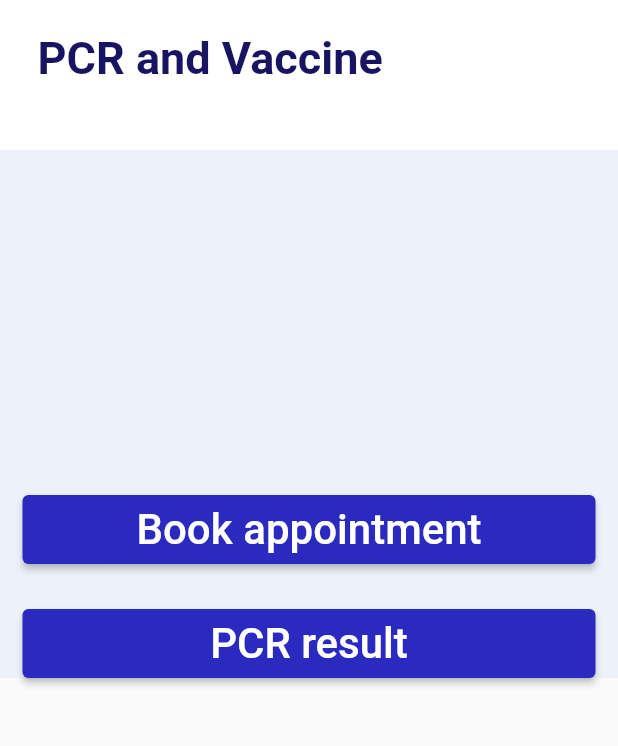
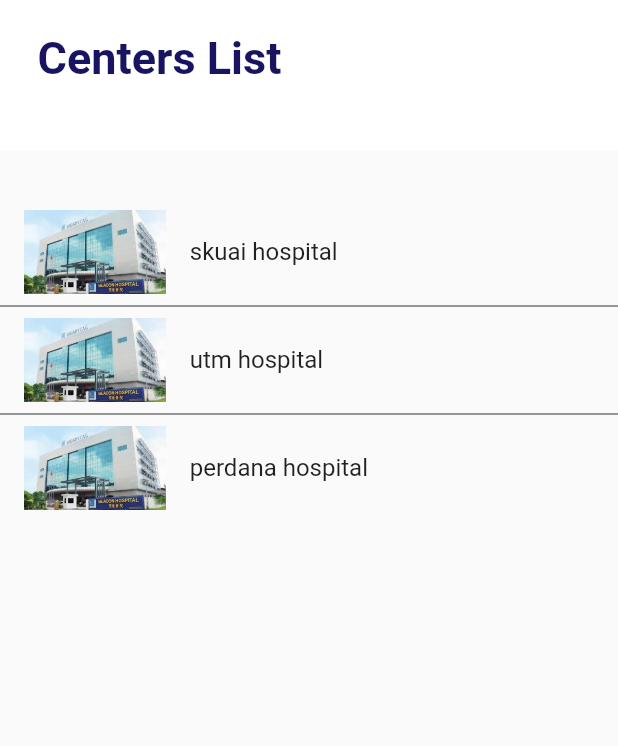
Before and after one commit to alpha-team-org/Vaccine8, a Flutter app: the VaccineBoardScreen screen opened by its route, after a tap on "Book appointment", on a phone screen of 412 x 824 dp, the part 75-821 px from its top. Run offline on Flutter 3.47's test engine with Material 2 defaults, Android fonts, the phone set to English and light mode, and no system bars; our stand-ins replace carousel_slider.

Commit message:
final version with mock data working well

```diff
--- a/vaccine8/lib/app/dependcies.dart
+++ b/vaccine8/lib/app/dependcies.dart
@@ -1,3 +1,6 @@
 export '../screens/Applicant/Dashboard/dash_board.dart';
 export '../screens/Applicant/vaccine_pcr/vaccine_pcr.dart';
 export '../screens//Applicant/vaccine_pcr/vaccine/vaccine_board/vaccine_dashboard.dart';
+export '../screens//Applicant/vaccine_pcr/vaccine/pick_appontment/pick_ppointment.dart';
+export '../screens/Applicant/vaccine_pcr/vaccine/successful_picked/successful_picked.dart';
+export '../screens/Applicant/vaccine_pcr/vaccine/pcr_centers/pcr_centers.dart';
--- a/vaccine8/lib/app/router.dart
+++ b/vaccine8/lib/app/router.dart
@@ -1,24 +1,23 @@
-
 import 'package:flutter/material.dart';
 
 import 'package:flutter/cupertino.dart';
+import 'package:vaccine8/models/Appointment.dart';
 import 'dependcies.dart';
-Route<dynamic> createRoute(RouteSettings settings){
 
-switch(settings.name){
-
-case '/dash_board':
-  return MaterialPageRoute(builder: (context)=>AppllicantDasboardScreen());
-  case '/&pcrvac':
-  return MaterialPageRoute(builder: (context)=>VaccineAndPcrScreen());
-  case '/vacboard':
-    return MaterialPageRoute(builder: (context)=>VaccineBoardScreen());
-
-
-
+Route<dynamic> createRoute(RouteSettings settings) {
+  switch (settings.name) {
+    case '/dash_board':
+      return MaterialPageRoute(
+          builder: (context) => AppllicantDasboardScreen());
+    case '/&pcrvac':
+      return MaterialPageRoute(builder: (context) => VaccineAndPcrScreen());
+    case '/vacboard':
+      return MaterialPageRoute(builder: (context) => VaccineBoardScreen());
+    case '/vacapp':
+      return MaterialPageRoute(builder: (context) => PickAppointmentScreen(settings.arguments));
+    case '/succPicked':
+      return MaterialPageRoute(builder: (context) => SuccessfullPickedScreen());
+    case '/centers':
+      return MaterialPageRoute(builder: (context) => CentersScreen());
+  }
 }
-
-
-
-
-}
--- /dev/null
+++ b/vaccine8/lib/models/Appointment.dart
@@ -0,0 +1,8 @@
+class Appointment {
+List<int> time;
+  DateTime date;
+  Appointment(this.date,this.time);
+  Appointment.copy(Appointment from) :this(
+    from.date,[...from.time]
+  );
+}
--- /dev/null
+++ b/vaccine8/lib/models/Centers.dart
@@ -0,0 +1,14 @@
+import 'package:vaccine8/models/Appointment.dart';
+
+class Centers{
+String name ;
+String address;
+List<Appointment> appointments;
+String imgRout;
+Centers(this.name , this.address , this.appointments,this.imgRout);
+
+Centers.copy(Centers from) :this(
+  from.name , from.address , [...from.appointments.map((e) => Appointment.copy(e))]
+,from.imgRout
+);
+}
--- a/vaccine8/lib/models/mock_data.dart
+++ b/vaccine8/lib/models/mock_data.dart
@@ -0,0 +1,32 @@
+import 'package:vaccine8/models/Appointment.dart';
+import 'package:vaccine8/models/Patient.dart';
+
+import 'Centers.dart';
+
+final patientList = <Patient>[Patient("abdalla", "assets/user.jpg","skudai")];
+final centerList = <Centers>[
+Centers("skuai hospital", "skudai", [
+  Appointment(DateTime.now().add(Duration(days:1)),[8,9,20]),
+  Appointment(DateTime.now().add(Duration(days:2)),[8,9,20]),
+  Appointment(DateTime.now().add(Duration(days:3)),[8,9,20]),
+
+],'assets/hospital.jpg'),
+Centers("utm hospital", "utm", [
+  Appointment(DateTime.now().add(Duration(days:1)),[8,9,20]),
+  Appointment(DateTime.now().add(Duration(days:2)),[8,9,20]),
+  Appointment(DateTime.now().add(Duration(days:3)),[8,9,20]),
+
+],'assets/hospital.jpg'),
+Centers("perdana hospital", "perdana", [
+  Appointment(DateTime.now().add(Duration(days:1)),[8,9,20]),
+  Appointment(DateTime.now().add(Duration(days:2)),[8,9,20]),
+  Appointment(DateTime.now().add(Duration(days:3)),[8,9,20]),
+
+],'assets/hospital.jpg'),
+
+
+
+
+
+
+];
--- /dev/null
+++ b/vaccine8/lib/screens/Applicant/vaccine_pcr/vaccine/pcr_centers/pcr_centers.dart
@@ -0,0 +1,14 @@
+import 'package:flutter/material.dart';
+import 'package:vaccine8/components/bar.dart';
+import 'package:vaccine8/models/mock_data.dart';
+import 'package:vaccine8/screens/Applicant/vaccine_pcr/vaccine/pcr_centers/pcr_centers_body.dart';
+
+class CentersScreen extends StatelessWidget {
+  @override
+  Widget build(BuildContext context) {
+    return Scaffold(
+      appBar: Bar(Colors.white),
+      body :Body(centerList)
+    );
+  }
+}
--- /dev/null
+++ b/vaccine8/lib/screens/Applicant/vaccine_pcr/vaccine/pcr_centers/pcr_centers_body.dart
@@ -0,0 +1,62 @@
+import 'package:flutter/material.dart';
+import 'package:vaccine8/models/Centers.dart';
+import 'package:vaccine8/models/mock_data.dart';
+
+class Body extends StatelessWidget {
+   List<Centers>centers;
+    Body(this.centers) ;
+  @override
+  Widget build(BuildContext context) {
+    return Column(
+
+      children: [
+        ClipRect(
+            child: Container(
+          child: Padding(
+            padding: const EdgeInsets.only(top: 21.0, left: 25),
+            child: Text('Centers List',
+                style: TextStyle(
+                    fontSize: 30,
+                    fontWeight: FontWeight.bold,
+                    color: Color.fromRGBO(24, 20, 97, 1))),
+          ),
+          height: 100,
+          width: double.infinity,
+          decoration: BoxDecoration(
+            boxShadow: [
+              BoxShadow(
+                color: Colors.grey.withOpacity(.8),
+                spreadRadius: 5,
+                blurRadius: 1,
+                // offset: Offset(4, 4),
+              )
+            ],
+            color: Colors.white,
+          ),
+        )),
+        Expanded(
+          child: SizedBox(
+            child: Container(
+              padding: EdgeInsets.only(top:40),
+              child: ListView.separated(
+                itemCount: centers.length,
+                itemBuilder: (context, index) {
+                  return ListTile(
+                    title: Text(centers[index].name),
+                    leading: Image.asset(centers[index].imgRout),
+                    onTap: () {
+                      Navigator.pushNamed(context, '/vacapp',arguments: centers[index]);
+                    },
+                  );
+                },
+                separatorBuilder: (context, index) => Divider(
+                color:Colors.black.withOpacity(.8)
+                ),
+              ),
+            ),
+          ),
+        )
+      ],
+    );
+  }
+}
--- /dev/null
+++ b/vaccine8/lib/screens/Applicant/vaccine_pcr/vaccine/pick_appontment/pick_ppointment.dart
@@ -0,0 +1,18 @@
+import 'package:flutter/material.dart';
+import 'package:vaccine8/app/colors.dart';
+import 'package:vaccine8/components/bar.dart';
+import 'package:vaccine8/models/Appointment.dart';
+import 'package:vaccine8/models/Centers.dart';
+import 'package:vaccine8/screens/Applicant/vaccine_pcr/vaccine/pick_appontment/pick_appointment_body.dart';
+
+class PickAppointmentScreen extends StatelessWidget {
+ Centers centers;
+ PickAppointmentScreen(this.centers);
+  @override
+  Widget build(BuildContext context) {
+    return Scaffold(
+      appBar: Bar(bacColor),
+      body :Body(centers)
+    );
+  }
+}
--- a/vaccine8/lib/screens/Applicant/vaccine_pcr/vaccine/vaccine_board/vaccine_dash_body.dart
+++ b/vaccine8/lib/screens/Applicant/vaccine_pcr/vaccine/vaccine_board/vaccine_dash_body.dart
@@ -2,27 +2,28 @@ import 'package:flutter/material.dart';
 import 'package:vaccine8/app/colors.dart';
 
 class Body extends StatelessWidget {
-  String str1 , str2;
-  Body(this.str1,this.str2);
+  String str1, str2;
+  Body(this.str1, this.str2);
 
   @override
   Widget build(BuildContext context) {
     return Column(
-
       children: [
         _cliprect(),
-      // Center(
-         Container(
-           decoration: BoxDecoration(color:bacColor),
-           padding: EdgeInsets.only(top:200),
-           child: Column(
+        // Center(
+        Container(
+          decoration: BoxDecoration(color: bacColor),
+          padding: EdgeInsets.only(top: 200),
+          child: Column(
             children: <Widget>[
               Container(
                 width: double.infinity,
                 height: 46,
-                margin: EdgeInsets.symmetric(horizontal: 15,vertical: 30),
+                margin: EdgeInsets.symmetric(horizontal: 15, vertical: 30),
                 child: ElevatedButton(
-                  onPressed: () {},
+                  onPressed: () {
+                    Navigator.pushNamed(context, '/centers');
+                  },
                   child: Text(
                     str1,
                     style: TextStyle(fontSize: 28),
@@ -38,11 +39,7 @@ class Body extends StatelessWidget {
                 height: 46,
                 margin: EdgeInsets.symmetric(horizontal: 15),
                 child: ElevatedButton(
-
-                  onPressed: () {
-
-
-                  },
+                  onPressed: () {},
                   child: Text(
                     str2,
                     style: TextStyle(fontSize: 28),
@@ -54,18 +51,13 @@ class Body extends StatelessWidget {
                 ),
               ),
             ],
+          ),
         ),
-         ),
-      // ),
+        // ),
       ],
     );
   }
 }
-
-
-
-
-
 
 class _cliprect extends StatelessWidget {
   const _cliprect({
@@ -78,7 +70,7 @@ class _cliprect extends StatelessWidget {
         child: Container(
       child: Padding(
         padding: const EdgeInsets.only(top: 21.0, left: 25),
-        child: Text('PCR and Vaccine',
+        child: Text('Vaccine',
             style: TextStyle(
                 fontSize: 30,
                 fontWeight: FontWeight.bold,
--- a/vaccine8/pubspec.yaml
+++ b/vaccine8/pubspec.yaml
@@ -23,8 +23,8 @@ environment:
 dependencies:
   flutter:
     sdk: flutter
-
-
+  carousel_slider: ^3.0.0
+  intl: ^0.16.0
   # The following adds the Cupertino Icons font to your application.
   # Use with the CupertinoIcons class for iOS style icons.
   cupertino_icons: ^1.0.2
```
Also changed, not shown: vaccine8/lib/models/Patient.dart (added, +14 -0 lines), vaccine8/lib/screens/Applicant/Dashboard/Drawer.dart (+7 -3 lines), vaccine8/lib/screens/Applicant/vaccine_pcr/vaccine/pick_appontment/pick_appointment_body.dart (added, +184 -0 lines), vaccine8/lib/screens/Applicant/vaccine_pcr/vaccine/successful_picked/successful_picked.dart (added, +121 -0 lines), vaccine8/assets/hospital.jpg (added), vaccine8/assets/subm.png (added), vaccine8/pubspec.lock.
